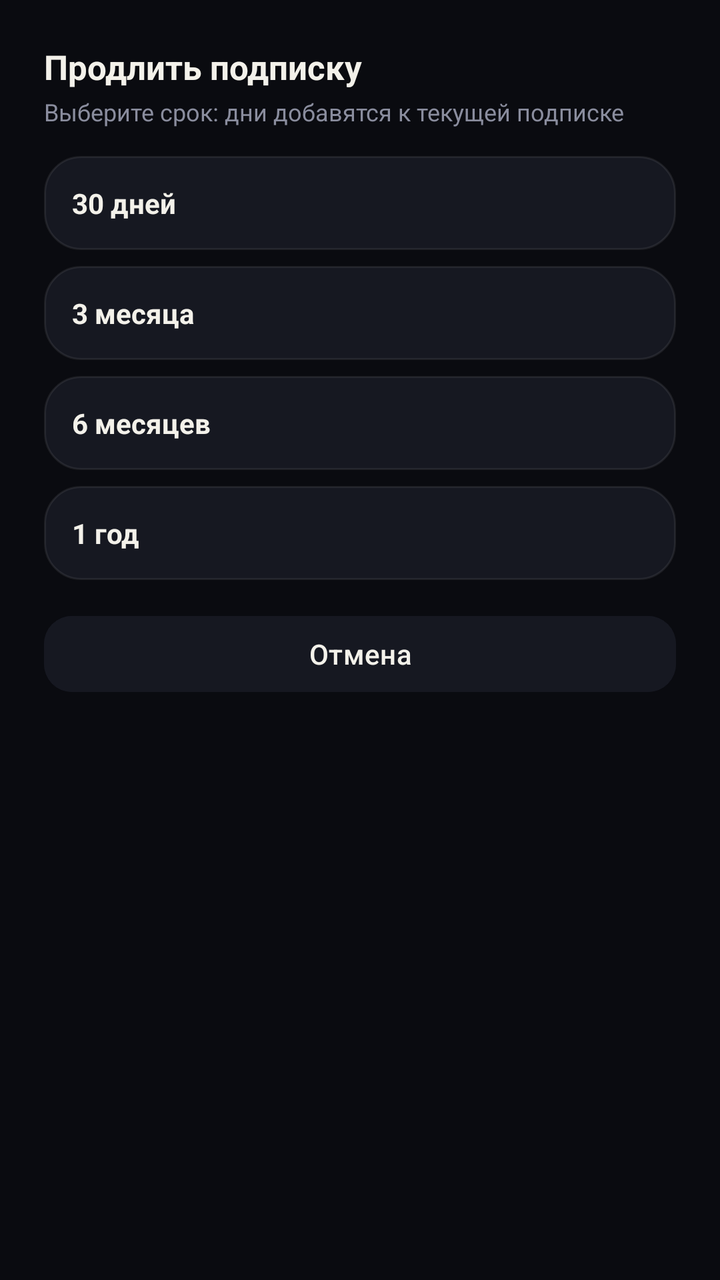
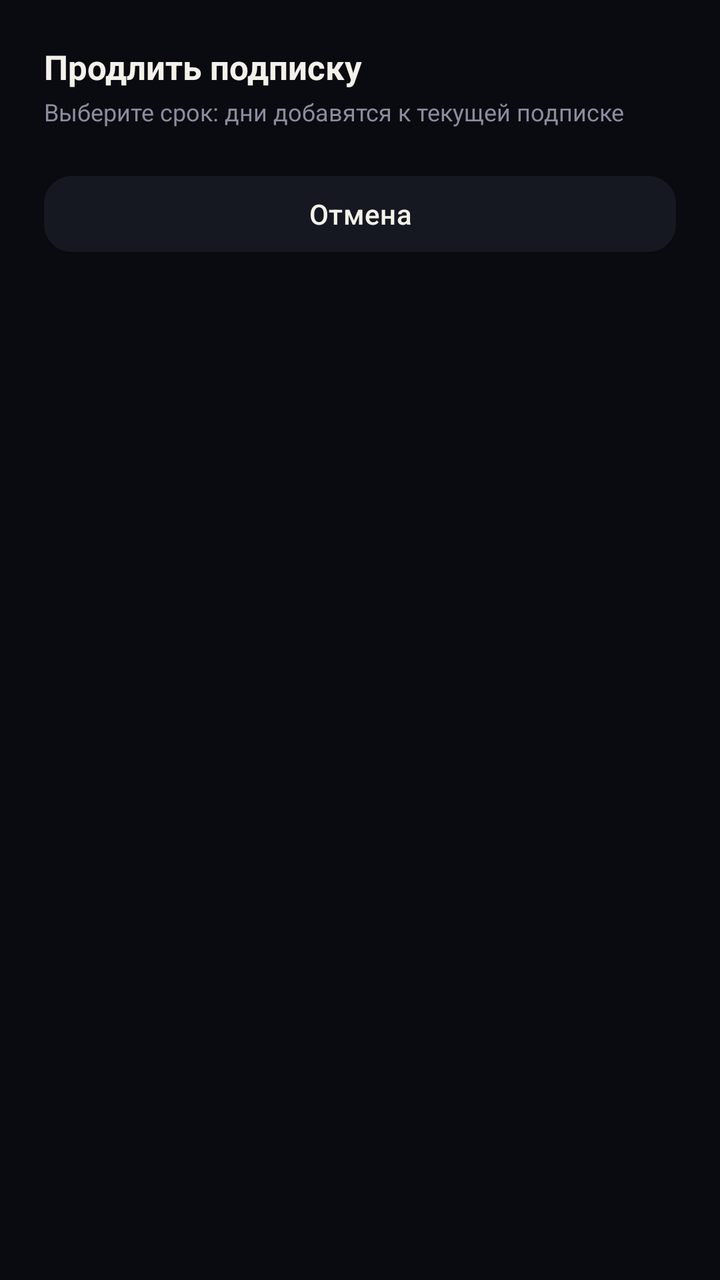

Screens rendered from an Android XML layout before and after an edit, with the pre-edit source and the edit as a unified diff.
<!-- AndroidManifest.xml: application theme Theme.Mirage -->
<!-- res/layout/dialog_payment_options.xml -->
<?xml version="1.0" encoding="utf-8"?>
<LinearLayout xmlns:android="http://schemas.android.com/apk/res/android"
    xmlns:app="http://schemas.android.com/apk/res-auto"
    android:id="@+id/dialogPayOptionsRoot"
    android:layout_width="match_parent"
    android:layout_height="wrap_content"
    android:orientation="vertical"
    android:padding="22dp">

    <TextView
        android:id="@+id/tvPayOptionsTitle"
        android:layout_width="wrap_content"
        android:layout_height="wrap_content"
        android:text="@string/sub_options_title"
        android:textColor="@color/ink"
        android:textSize="17sp"
        android:textStyle="bold" />

    <TextView
        android:id="@+id/tvPayOptionsSubtitle"
        android:layout_width="match_parent"
        android:layout_height="wrap_content"
        android:layout_marginTop="3dp"
        android:text="@string/sub_options_subtitle"
        android:textColor="@color/ink_soft"
        android:textSize="12sp" />

    <LinearLayout
        android:id="@+id/rowPay1"
        android:layout_width="match_parent"
        android:layout_height="wrap_content"
        android:layout_marginTop="14dp"
        android:background="@drawable/bg_card"
        android:clickable="true"
        android:focusable="true"
        android:gravity="center_vertical"
        android:orientation="horizontal"
        android:padding="14dp">

        <TextView
            android:id="@+id/tvPay1Title"
            android:layout_width="0dp"
            android:layout_height="wrap_content"
            android:layout_weight="1"
            android:text="@string/sub_option_1m"
            android:textColor="@color/ink"
            android:textSize="14sp"
            android:textStyle="bold" />

        <TextView
            android:id="@+id/tvPay1Price"
            android:layout_width="wrap_content"
            android:layout_height="wrap_content"
            android:textColor="#E8A33D"
            android:textSize="14sp"
            android:textStyle="bold" />
    </LinearLayout>

    <LinearLayout
        android:id="@+id/rowPay2"
        android:layout_width="match_parent"
        android:layout_height="wrap_content"
        android:layout_marginTop="8dp"
        android:background="@drawable/bg_card"
        android:clickable="true"
        android:focusable="true"
        android:gravity="center_vertical"
        android:orientation="horizontal"
        android:padding="14dp">

        <TextView
            android:id="@+id/tvPay2Title"
            android:layout_width="0dp"
            android:layout_height="wrap_content"
            android:layout_weight="1"
            android:text="@string/sub_option_3m"
            android:textColor="@color/ink"
            android:textSize="14sp"
            android:textStyle="bold" />

        <TextView
            android:id="@+id/tvPay2Price"
            android:layout_width="wrap_content"
            android:layout_height="wrap_content"
            android:textColor="#E8A33D"
            android:textSize="14sp"
            android:textStyle="bold" />
    </LinearLayout>

    <LinearLayout
        android:id="@+id/rowPay3"
        android:layout_width="match_parent"
        android:layout_height="wrap_content"
        android:layout_marginTop="8dp"
        android:background="@drawable/bg_card"
        android:clickable="true"
        android:focusable="true"
        android:gravity="center_vertical"
        android:orientation="horizontal"
        android:padding="14dp">

        <TextView
            android:id="@+id/tvPay3Title"
            android:layout_width="0dp"
            android:layout_height="wrap_content"
            android:layout_weight="1"
            android:text="@string/sub_option_6m"
            android:textColor="@color/ink"
            android:textSize="14sp"
            android:textStyle="bold" />

        <TextView
            android:id="@+id/tvPay3Price"
            android:layout_width="wrap_content"
            android:layout_height="wrap_content"
            android:textColor="#E8A33D"
            android:textSize="14sp"
            android:textStyle="bold" />
    </LinearLayout>

    <LinearLayout
        android:id="@+id/rowPay4"
        android:layout_width="match_parent"
        android:layout_height="wrap_content"
        android:layout_marginTop="8dp"
        android:background="@drawable/bg_card"
        android:clickable="true"
        android:focusable="true"
        android:gravity="center_vertical"
        android:orientation="horizontal"
        android:padding="14dp">

        <TextView
            android:id="@+id/tvPay4Title"
            android:layout_width="0dp"
            android:layout_height="wrap_content"
            android:layout_weight="1"
            android:text="@string/sub_option_12m"
            android:textColor="@color/ink"
            android:textSize="14sp"
            android:textStyle="bold" />

        <TextView
            android:id="@+id/tvPay4Price"
            android:layout_width="wrap_content"
            android:layout_height="wrap_content"
            android:textColor="#E8A33D"
            android:textSize="14sp"
            android:textStyle="bold" />
    </LinearLayout>

    <com.google.android.material.button.MaterialButton
        android:id="@+id/btnPayOptionsCancel"
        android:layout_width="match_parent"
        android:layout_height="46dp"
        android:layout_marginTop="14dp"
        android:backgroundTint="@color/card"
        android:text="@string/sub_option_cancel"
        android:textAllCaps="false"
        android:textColor="@color/ink"
        android:textSize="14sp"
        app:cornerRadius="14dp" />

</LinearLayout>
<!-- resources referenced by this layout -->
<resources>
  <color name="card">#161821</color>
  <color name="ink">#F3F1EA</color>
  <color name="ink_soft">#8A8D9E</color>
  <!-- drawable bg_card (drawable) -->
  <?xml version="1.0" encoding="utf-8"?>
  <shape xmlns:android="http://schemas.android.com/apk/res/android"
      android:shape="rectangle">
      <corners android:radius="18dp" />
      <solid android:color="@color/card" />
      <stroke
          android:width="1dp"
          android:color="@color/card_stroke" />
  </shape>
  <string name="sub_option_12m">1 год</string>
  <string name="sub_option_1m">30 дней</string>
  <string name="sub_option_3m">3 месяца</string>
  <string name="sub_option_6m">6 месяцев</string>
  <string name="sub_option_cancel">Отмена</string>
  <string name="sub_options_subtitle">Выберите срок: дни добавятся к текущей подписке</string>
  <string name="sub_options_title">Продлить подписку</string>
  <style name="Theme.Mirage" parent="Theme.Material3.Dark.NoActionBar">
          <item name="android:windowBackground">@color/bg</item>
          <item name="android:statusBarColor">@color/bg</item>
          <item name="android:navigationBarColor">@color/bg</item>
          <item name="android:windowLightStatusBar">false</item>
          <item name="colorPrimary">@color/amber</item>
          <item name="colorSecondary">@color/amber_deep</item>
          <item name="colorSurface">@color/card</item>
          <item name="colorOnSurface">@color/ink</item>
      </style>
  <color name="card_stroke">#14FFFFFF</color>
  <color name="bg">#0A0B10</color>
  <color name="amber">#E8A33D</color>
  <color name="amber_deep">#C9722A</color>
</resources>

<!-- the commit's change to res/layout/dialog_payment_options.xml (unified diff, before → after) -->
@@ -26,128 +26,11 @@
         android:textSize="12sp" />
 
     <LinearLayout
-        android:id="@+id/rowPay1"
+        android:id="@+id/containerPayOptions"
         android:layout_width="match_parent"
         android:layout_height="wrap_content"
-        android:layout_marginTop="14dp"
-        android:background="@drawable/bg_card"
-        android:clickable="true"
-        android:focusable="true"
-        android:gravity="center_vertical"
-        android:orientation="horizontal"
-        android:padding="14dp">
-
-        <TextView
-            android:id="@+id/tvPay1Title"
-            android:layout_width="0dp"
-            android:layout_height="wrap_content"
-            android:layout_weight="1"
-            android:text="@string/sub_option_1m"
-            android:textColor="@color/ink"
-            android:textSize="14sp"
-            android:textStyle="bold" />
-
-        <TextView
-            android:id="@+id/tvPay1Price"
-            android:layout_width="wrap_content"
-            android:layout_height="wrap_content"
-            android:textColor="#E8A33D"
-            android:textSize="14sp"
-            android:textStyle="bold" />
-    </LinearLayout>
-
-    <LinearLayout
-        android:id="@+id/rowPay2"
-        android:layout_width="match_parent"
-        android:layout_height="wrap_content"
-        android:layout_marginTop="8dp"
-        android:background="@drawable/bg_card"
-        android:clickable="true"
-        android:focusable="true"
-        android:gravity="center_vertical"
-        android:orientation="horizontal"
-        android:padding="14dp">
-
-        <TextView
-            android:id="@+id/tvPay2Title"
-            android:layout_width="0dp"
-            android:layout_height="wrap_content"
-            android:layout_weight="1"
-            android:text="@string/sub_option_3m"
-            android:textColor="@color/ink"
-            android:textSize="14sp"
-            android:textStyle="bold" />
-
-        <TextView
-            android:id="@+id/tvPay2Price"
-            android:layout_width="wrap_content"
-            android:layout_height="wrap_content"
-            android:textColor="#E8A33D"
-            android:textSize="14sp"
-            android:textStyle="bold" />
-    </LinearLayout>
-
-    <LinearLayout
-        android:id="@+id/rowPay3"
-        android:layout_width="match_parent"
-        android:layout_height="wrap_content"
-        android:layout_marginTop="8dp"
-        android:background="@drawable/bg_card"
-        android:clickable="true"
-        android:focusable="true"
-        android:gravity="center_vertical"
-        android:orientation="horizontal"
-        android:padding="14dp">
-
-        <TextView
-            android:id="@+id/tvPay3Title"
-            android:layout_width="0dp"
-            android:layout_height="wrap_content"
-            android:layout_weight="1"
-            android:text="@string/sub_option_6m"
-            android:textColor="@color/ink"
-            android:textSize="14sp"
-            android:textStyle="bold" />
-
-        <TextView
-            android:id="@+id/tvPay3Price"
-            android:layout_width="wrap_content"
-            android:layout_height="wrap_content"
-            android:textColor="#E8A33D"
-            android:textSize="14sp"
-            android:textStyle="bold" />
-    </LinearLayout>
-
-    <LinearLayout
-        android:id="@+id/rowPay4"
-        android:layout_width="match_parent"
-        android:layout_height="wrap_content"
-        android:layout_marginTop="8dp"
-        android:background="@drawable/bg_card"
-        android:clickable="true"
-        android:focusable="true"
-        android:gravity="center_vertical"
-        android:orientation="horizontal"
-        android:padding="14dp">
-
-        <TextView
-            android:id="@+id/tvPay4Title"
-            android:layout_width="0dp"
-            android:layout_height="wrap_content"
-            android:layout_weight="1"
-            android:text="@string/sub_option_12m"
-            android:textColor="@color/ink"
-            android:textSize="14sp"
-            android:textStyle="bold" />
-
-        <TextView
-            android:id="@+id/tvPay4Price"
-            android:layout_width="wrap_content"
-            android:layout_height="wrap_content"
-            android:textColor="#E8A33D"
-            android:textSize="14sp"
-            android:textStyle="bold" />
-    </LinearLayout>
+        android:layout_marginTop="6dp"
+        android:orientation="vertical" />
 
     <com.google.android.material.button.MaterialButton
         android:id="@+id/btnPayOptionsCancel"
<!-- resource entries referenced after the edit -->
@@ -3,20 +3,6 @@
   <color name="card">#161821</color>
   <color name="ink">#F3F1EA</color>
   <color name="ink_soft">#8A8D9E</color>
-  <!-- drawable bg_card (drawable) -->
-  <?xml version="1.0" encoding="utf-8"?>
-  <shape xmlns:android="http://schemas.android.com/apk/res/android"
-      android:shape="rectangle">
-      <corners android:radius="18dp" />
-      <solid android:color="@color/card" />
-      <stroke
-          android:width="1dp"
-          android:color="@color/card_stroke" />
-  </shape>
-  <string name="sub_option_12m">1 год</string>
-  <string name="sub_option_1m">30 дней</string>
-  <string name="sub_option_3m">3 месяца</string>
-  <string name="sub_option_6m">6 месяцев</string>
   <string name="sub_option_cancel">Отмена</string>
   <string name="sub_options_subtitle">Выберите срок: дни добавятся к текущей подписке</string>
   <string name="sub_options_title">Продлить подписку</string>
@@ -30,7 +16,6 @@
           <item name="colorSurface">@color/card</item>
           <item name="colorOnSurface">@color/ink</item>
       </style>
-  <color name="card_stroke">#14FFFFFF</color>
   <color name="bg">#0A0B10</color>
   <color name="amber">#E8A33D</color>
   <color name="amber_deep">#C9722A</color>
